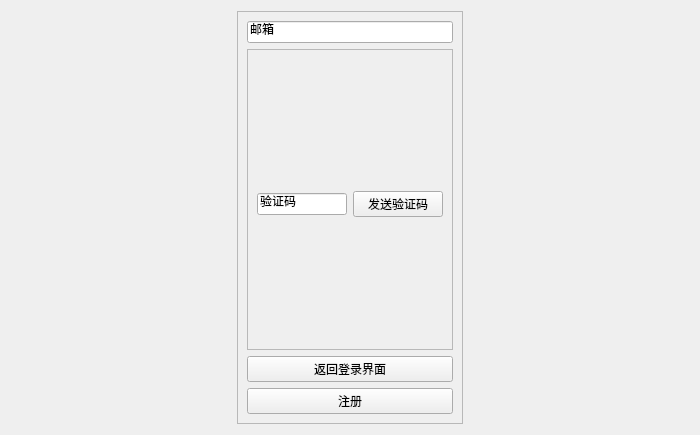
Old version of the form window/Register/registerwindow.ui in the repository huanheart/qt-distributed-system.
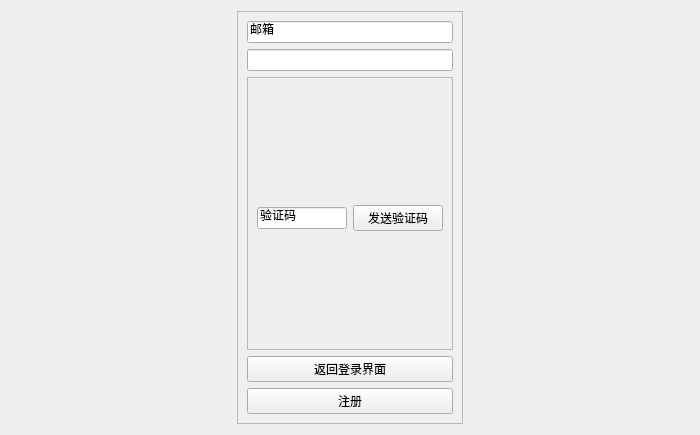
New version of the form.

```diff
--- a/window/Register/registerwindow.ui
+++ b/window/Register/registerwindow.ui
@@ -35,7 +35,7 @@
      <property name="frameShadow">
       <enum>QFrame::Raised</enum>
      </property>
-     <layout class="QVBoxLayout" name="verticalLayout" stretch="1,1,0,1">
+     <layout class="QVBoxLayout" name="verticalLayout" stretch="1,0,1,0,1">
       <item>
        <widget class="QLineEdit" name="lineEdit_2">
         <property name="text">
@@ -43,6 +43,9 @@
         </property>
        </widget>
       </item>
+      <item>
+       <widget class="QLineEdit" name="passwd"/>
+      </item>
       <item>
        <widget class="QFrame" name="frame_2">
         <property name="frameShape">
```
Left out of the diff: 10 changed lines with no effect on the pictures.
